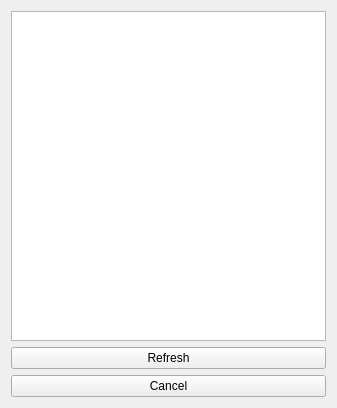
Old version of the form IntPe9/Ui/ProcessList.ui in the repository AxDSan/IntPe9-1.
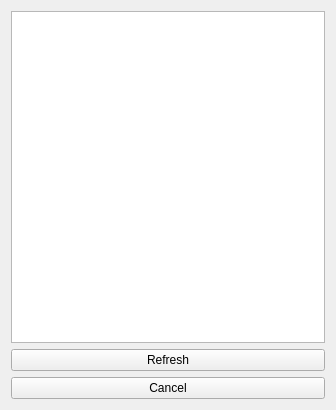
New version of the form.

Patch:
```diff
--- a/IntPe9/Ui/ProcessList.ui
+++ b/IntPe9/Ui/ProcessList.ui
@@ -6,8 +6,8 @@
    <rect>
     <x>0</x>
     <y>0</y>
-    <width>337</width>
-    <height>408</height>
+    <width>336</width>
+    <height>410</height>
    </rect>
   </property>
   <property name="windowTitle">
```
Left out of the diff: 11 changed lines with no effect on the pictures.
